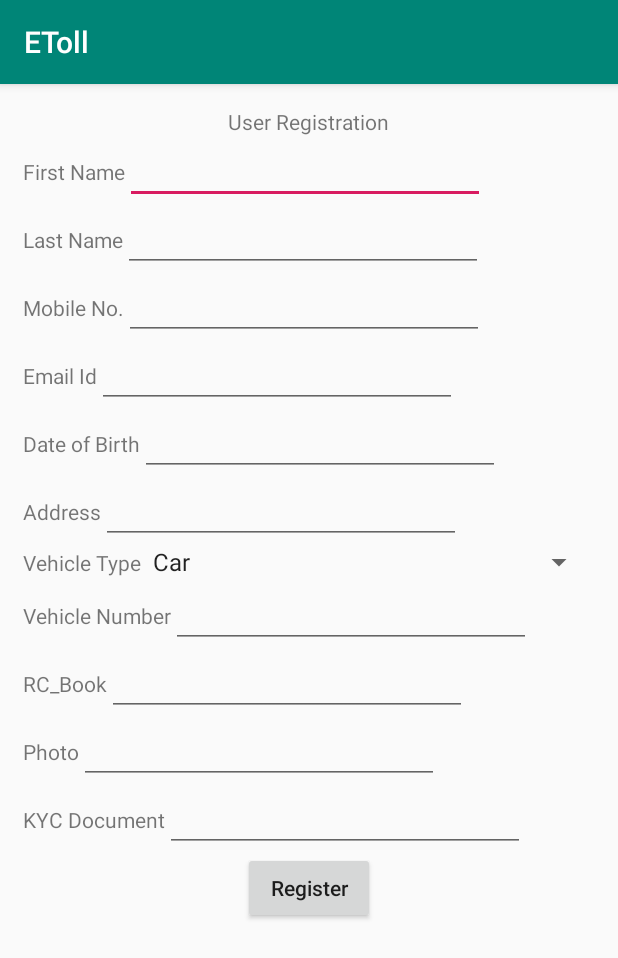
After one commit to Ramya2611/E_Toll_System, an Android app: the Cus_Reg screen opened directly, with no data from a screen before it, on a phone screen of 412 x 824 dp. The commit adds this screen. Shown: the top 958 px of the screen. Run offline under Robolectric (Android 15) with nearby library versions, the phone set to English and light mode, and no system bars.

```diff
--- a/build.gradle
+++ b/build.gradle
@@ -25,6 +25,7 @@ dependencies {
     implementation 'com.google.firebase:firebase-core:16.0.6'
     implementation 'com.google.firebase:firebase-ml-vision:18.0.2'
 
+    implementation 'com.android.support:design:27.1.1'
     testImplementation 'junit:junit:4.12'
     androidTestImplementation 'com.android.support.test:runner:1.0.2'
     androidTestImplementation 'com.android.support.test.espresso:espresso-core:3.0.2'
--- a/src/main/AndroidManifest.xml
+++ b/src/main/AndroidManifest.xml
@@ -9,7 +9,7 @@
         android:roundIcon="@mipmap/ic_launcher_round"
         android:supportsRtl="true"
         android:theme="@style/AppTheme">
-        <activity android:name=".MainActivity">
+        <activity android:name=".Admin_Module">
             <intent-filter>
                 <action android:name="android.intent.action.MAIN" />
 
@@ -21,6 +21,10 @@
             android:name="com.google.firebase.ml.vision.DEPENDENCIES"
             android:value="ocr" />
 
+        <activity android:name=".Cus_Mod" />
+        <activity android:name=".Admin_Reg" />
+        <activity android:name=".Cus_Reg" />
+        <activity android:name=".Login"></activity>
     </application>
 
 </manifest>
--- /dev/null
+++ b/src/main/java/com/example/ramya/etoll/Cus_Reg.java
@@ -0,0 +1,13 @@
+package com.example.ramya.etoll;
+
+import android.support.v7.app.AppCompatActivity;
+import android.os.Bundle;
+
+public class Cus_Reg extends AppCompatActivity {
+
+    @Override
+    protected void onCreate(Bundle savedInstanceState) {
+        super.onCreate(savedInstanceState);
+        setContentView(R.layout.activity_cus__reg);
+    }
+}
--- a/src/main/res/layout/admin_reg.xml
+++ b/src/main/res/layout/activity_admin__reg.xml
@@ -2,8 +2,10 @@
 <LinearLayout xmlns:android="http://schemas.android.com/apk/res/android"
     android:layout_width="match_parent"
     android:layout_height="match_parent"
+    xmlns:tools="http://schemas.android.com/tools"
     android:padding="15dp"
-    android:orientation="vertical">
+    android:orientation="vertical"
+    tools:context=".Admin_Reg">
     <ScrollView
         android:layout_width="match_parent"
         android:layout_height="match_parent">
--- /dev/null
+++ b/src/main/res/layout/activity_cus__reg.xml
@@ -0,0 +1,241 @@
+<?xml version="1.0" encoding="utf-8"?>
+<LinearLayout xmlns:android="http://schemas.android.com/apk/res/android"
+    android:layout_width="match_parent"
+    android:layout_height="match_parent"
+    xmlns:tools="http://schemas.android.com/tools"
+    android:padding="15dp"
+    android:orientation="vertical"
+    tools:context=".Cus_Reg">
+    <ScrollView
+        android:layout_width="match_parent"
+        android:layout_height="match_parent">
+
+        <LinearLayout
+            android:layout_width="match_parent"
+            android:layout_height="wrap_content"
+            android:gravity="center"
+            android:orientation="vertical">
+            <TextView
+                android:layout_width="wrap_content"
+                android:layout_height="wrap_content"
+                android:text="User Registration"/>
+            <LinearLayout
+                android:layout_width="fill_parent"
+                android:layout_height="wrap_content"
+
+                android:orientation="horizontal">
+                <TextView
+                    android:id="@+id/fname"
+                    android:layout_width="wrap_content"
+                    android:layout_height="wrap_content"
+
+
+                    android:text="First Name"/>
+                <EditText
+                    android:id="@+id/ed_fname"
+                    android:layout_width="240dp"
+                    android:inputType="textPersonName"
+                    android:layout_height="wrap_content" />
+
+            </LinearLayout>
+            <LinearLayout
+                android:layout_width="fill_parent"
+                android:layout_height="wrap_content"
+
+                android:orientation="horizontal">
+                <TextView
+                    android:id="@+id/lname"
+                    android:layout_width="wrap_content"
+                    android:layout_height="wrap_content"
+
+
+                    android:text="Last Name"/>
+                <EditText
+                    android:id="@+id/ed_lname"
+                    android:layout_width="240dp"
+                    android:inputType="textPersonName"
+                    android:layout_height="wrap_content" />
+
+            </LinearLayout>
+            <LinearLayout
+                android:layout_width="fill_parent"
+                android:layout_height="wrap_content"
+
+
+                android:orientation="horizontal">
+                <TextView
+                    android:id="@+id/mobno"
+                    android:layout_width="wrap_content"
+                    android:layout_height="wrap_content"
+                    android:text="Mobile No."/>
+                <EditText
+                    android:id="@+id/ed_mobno"
+                    android:layout_width="240dp"
+                    android:inputType="phone"
+                    android:layout_height="wrap_content" />
+
+            </LinearLayout>
+            <LinearLayout
+                android:layout_width="fill_parent"
+                android:layout_height="wrap_content"
+
+
+                android:orientation="horizontal">
+                <TextView
+                    android:id="@+id/email"
+                    android:layout_width="wrap_content"
+                    android:layout_height="wrap_content"
+                    android:text="Email Id"/>
+                <EditText
+                    android:id="@+id/ed_email"
+                    android:ems="10"
+                    android:inputType="textEmailAddress"
+                    android:layout_width="240dp"
+                    android:layout_height="wrap_content" />
+
+            </LinearLayout>
+            <LinearLayout
+                android:layout_width="fill_parent"
+                android:layout_height="wrap_content"
+
+
+                android:orientation="horizontal">
+                <TextView
+                    android:id="@+id/dob"
+                    android:layout_width="wrap_content"
+                    android:layout_height="wrap_content"
+                    android:text="Date of Birth"/>
+                <EditText
+                    android:id="@+id/ed_dob"
+                    android:layout_width="240dp"
+                    android:layout_height="wrap_content"
+                    android:inputType="date"/>
+
+            </LinearLayout>
+            <LinearLayout
+                android:layout_width="fill_parent"
+                android:layout_height="wrap_content"
+
+
+                android:orientation="horizontal">
+                <TextView
+                    android:id="@+id/address"
+                    android:layout_width="wrap_content"
+                    android:layout_height="wrap_content"
+                    android:text="Address"/>
+                <EditText
+                    android:id="@+id/ed_address"
+                    android:layout_width="240dp"
+                    android:layout_height="wrap_content"
+                    android:inputType="textPostalAddress"/>
+
+            </LinearLayout>
+            <LinearLayout
+                android:layout_width="fill_parent"
+                android:layout_height="wrap_content"
+
+
+                android:orientation="horizontal">
+                <TextView
+                    android:id="@+id/veh_type"
+                    android:layout_width="wrap_content"
+                    android:layout_height="wrap_content"
+                    android:text="Vehicle Type"/>
+                <Spinner
+                    android:id="@+id/sp_veh_type"
+                    android:layout_width="match_parent"
+                    android:layout_height="wrap_content"
+                    android:prompt="@string/country_prompt"
+                    android:entries="@array/Veh_Type"
+                    />
+
+            </LinearLayout>
+            <LinearLayout
+                android:layout_width="fill_parent"
+                android:layout_height="wrap_content"
+
+
+                android:orientation="horizontal">
+                <TextView
+                    android:id="@+id/veh_no"
+                    android:layout_width="wrap_content"
+                    android:layout_height="wrap_content"
+                    android:text="Vehicle Number"/>
+                <EditText
+                    android:id="@+id/ed_veh_no"
+                    android:layout_width="240dp"
+                    android:layout_height="wrap_content" />
+
+            </LinearLayout>
+            <LinearLayout
+                android:layout_width="fill_parent"
+                android:layout_height="wrap_content"
+
+
+                android:orientation="horizontal">
+                <TextView
+                    android:id="@+id/rc_book"
+                    android:layout_width="wrap_content"
+                    android:layout_height="wrap_content"
+                    android:text="RC_Book"/>
+                <EditText
+                    android:id="@+id/doc_rc_book"
+                    android:layout_width="240dp"
+                    android:layout_height="wrap_content" />
+
+            </LinearLayout>
+
+            <LinearLayout
+                android:layout_width="fill_parent"
+                android:layout_height="wrap_content"
+
+
+                android:orientation="horizontal">
+                <TextView
+                    android:id="@+id/photo"
+                    android:layout_width="wrap_content"
+                    android:layout_height="wrap_content"
+                    android:text="Photo"/>
+                <EditText
+                    android:id="@+id/img_photo"
+                    android:layout_width="240dp"
+                    android:layout_height="wrap_content" />
+
+            </LinearLayout>
+
+
+
+            <LinearLayout
+                android:layout_width="fill_parent"
+                android:layout_height="wrap_content"
+
+                android:orientation="horizontal">
+                <TextView
+                    android:id="@+id/kyc"
+                    android:layout_width="wrap_content"
+                    android:layout_height="wrap_content"
+                    android:text="KYC Document"/>
+                <EditText
+                    android:id="@+id/doc_kyc"
+                    android:layout_width="240dp"
+                    android:layout_height="wrap_content" />
+
+            </LinearLayout>
+
+            <Button
+                android:id="@+id/reg_btn"
+                android:layout_width="wrap_content"
+                android:layout_height="wrap_content"
+                android:textAllCaps="false"
+                android:text="Register"
+                />
+
+
+
+
+
+
+        </LinearLayout>
+    </ScrollView>
+
+</LinearLayout>
--- a/src/main/res/layout/login.xml
+++ b/src/main/res/layout/activity_login.xml
@@ -5,7 +5,8 @@
     android:id="@+id/linearLayout"
     android:layout_width="match_parent"
     android:layout_height="match_parent"
-    android:gravity="center_horizontal">
+    android:gravity="center_horizontal"
+    tools:context=".Login">
 
     <TextView
         android:id="@+id/textView"
--- a/src/main/res/layout/activity_main.xml
+++ b/src/main/res/layout/ad_mod.xml
@@ -7,7 +7,7 @@
     android:gravity="center_horizontal"
     android:padding="15dp"
     android:orientation="vertical"
-    tools:context=".MainActivity">
+    tools:context=".Admin_Module">
 
     <Button
         android:layout_width="wrap_content"
--- /dev/null
+++ b/src/main/res/values/dimens.xml
@@ -0,0 +1,3 @@
+<resources>
+    <dimen name="fab_margin">16dp</dimen>
+</resources>
--- a/src/main/res/values/strings.xml
+++ b/src/main/res/values/strings.xml
@@ -11,4 +11,5 @@
         <item>Bus</item>
 
     </string-array>
+    <string name="title_activity_cust__mod">Cust_Mod</string>
 </resources>
```
Also changed, not shown: src/main/java/com/example/ramya/etoll/Admin_Module.java (renamed from src/main/java/com/example/ramya/etoll/MainActivity.java, +4 -4 lines), src/main/java/com/example/ramya/etoll/Admin_Reg.java (added, +13 -0 lines), src/main/java/com/example/ramya/etoll/Cus_Mod.java (added, +13 -0 lines), src/main/java/com/example/ramya/etoll/Login.java (added, +13 -0 lines), src/main/res/layout/activity_cus__mod.xml (added, +9 -0 lines), src/main/res/layout/user_reg.xml (deleted, +0 -239 lines), src/main/res/values/styles.xml (+9 -0 lines), 1 other file.
